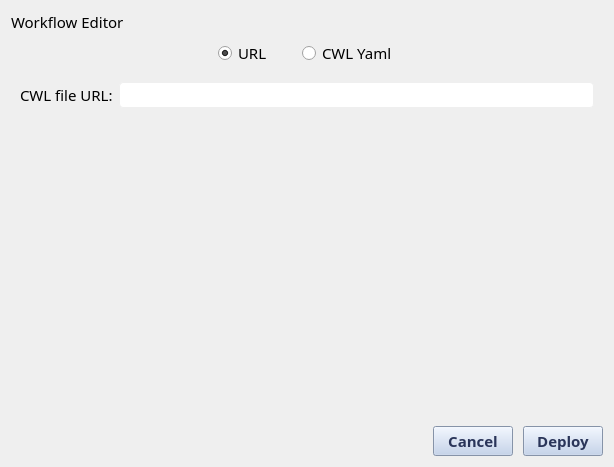
Old version of the form eodh_qgis/ui/wf_editor.ui in the repository EO-DataHub/eodh-qgis.
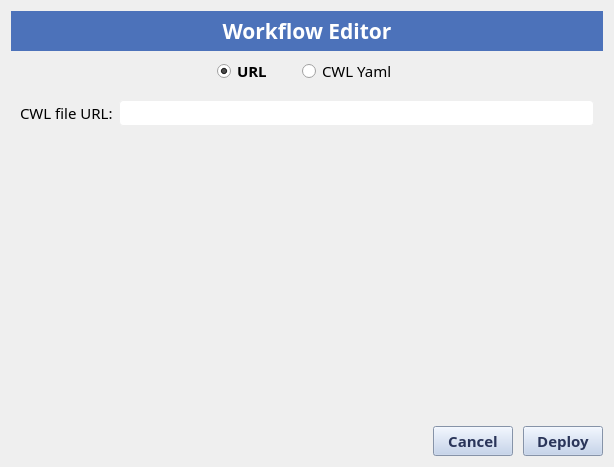
New version of the form.

```diff
--- a/eodh_qgis/ui/wf_editor.ui
+++ b/eodh_qgis/ui/wf_editor.ui
@@ -27,7 +27,9 @@
 QPushButton { 
 	background: #BCCEEB;
 	color: #2A3559;
-	font: 11 bold &quot;Fira Sans&quot;;
+	font-size: 11;
+	font-weight: bold;
+	font-family: Fira Sans;
 }
 
 QLineEdit {
@@ -36,6 +38,7 @@
     border-radius: 4px;
 	border-color: #EFEFEF;
 }
+
 </string>
   </property>
   <layout class="QVBoxLayout" name="verticalLayout">
@@ -44,12 +47,22 @@
      <property name="font">
       <font>
        <family>Fira Sans</family>
-       <pointsize>11</pointsize>
+       <pointsize>16</pointsize>
+       <weight>75</weight>
+       <bold>true</bold>
       </font>
      </property>
+     <property name="styleSheet">
+      <string notr="true">background: #4C72BA;
+color: white;
+padding: 5px;</string>
+     </property>
      <property name="text">
       <string>Workflow Editor</string>
      </property>
+     <property name="alignment">
+      <set>Qt::AlignCenter</set>
+     </property>
     </widget>
    </item>
    <item>
@@ -74,10 +87,21 @@
       <widget class="QRadioButton" name="cwl_url_button">
        <property name="font">
         <font>
-         <family>Sans Serif</family>
+         <family>Fira Sans Medium</family>
          <pointsize>11</pointsize>
+         <weight>75</weight>
+         <bold>true</bold>
         </font>
        </property>
+       <property name="styleSheet">
+        <string notr="true">
+
+QRadioButton::indicator::checked {
+	border-radius: 7px;
+	border: 1px solid #444;
+	background: qradialgradient(cx:0, cy:0, radius: 1, fx:1, fy:1, stop:0.25 #4C72BA, stop:0.3 transparent)
+};</string>
+       </property>
        <property name="text">
         <string>URL</string>
        </property>
@@ -90,10 +114,19 @@
       <widget class="QRadioButton" name="cwl_yaml_button">
        <property name="font">
         <font>
-         <family>Sans Serif</family>
+         <family>Fira Sans Medium</family>
          <pointsize>11</pointsize>
+         <weight>50</weight>
+         <bold>false</bold>
         </font>
        </property>
+       <property name="styleSheet">
+        <string notr="true">QRadioButton::indicator::checked {
+	border-radius: 7px;
+	border: 1px solid #444;
+	background: qradialgradient(cx:0, cy:0, radius: 1, fx:1, fy:1, stop:0.25 #4C72BA, stop:0.3 transparent)
+};</string>
+       </property>
        <property name="text">
         <string>CWL Yaml</string>
        </property>
```
